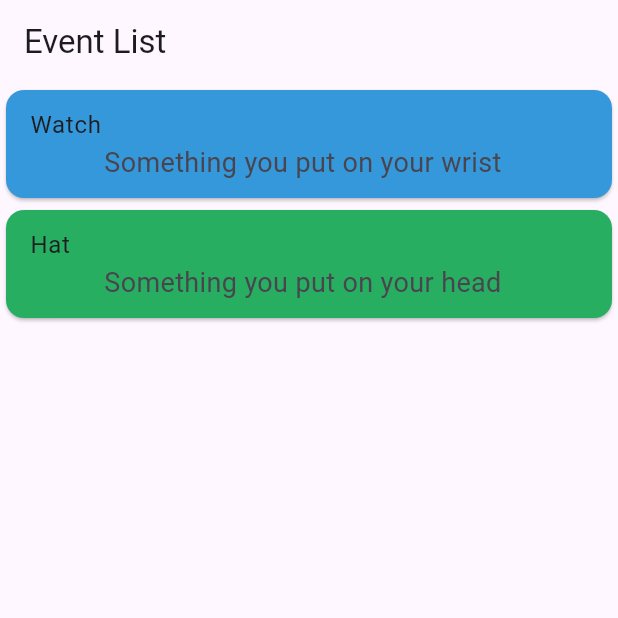
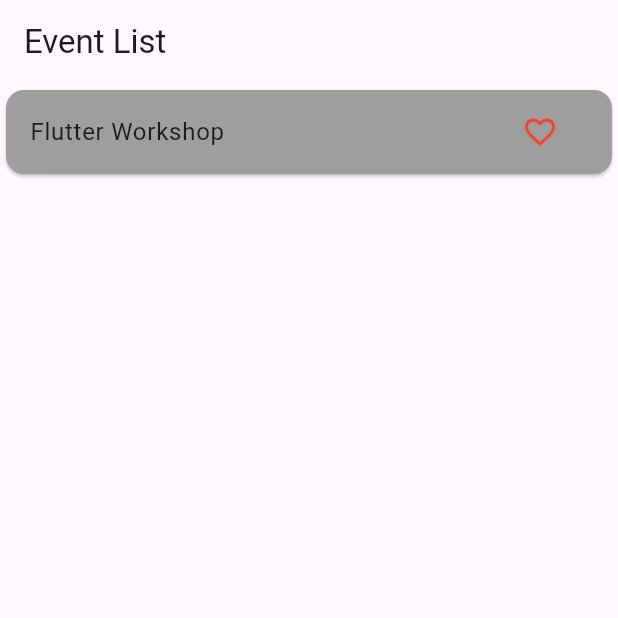
Before and after one commit to Codify-Club-Berkeley/trailmarker-interview-starter-code, a Flutter app: the screen it shows after launch, on a phone screen of 412 x 824 dp, the top half of it. Run offline on Flutter 3.47's test engine with Material 3 defaults, Android fonts, the phone set to English and light mode, and no system bars; missing offline and left inert: dart:html.

Commit message:
stripped down initial starter code

```diff
--- a/assets/events.json
+++ b/assets/events.json
@@ -8,6 +8,10 @@
     "title": "Hat",
     "description": "Something you put on your head",
     "color": "#27ae60"
+  },
+  {
+    "title": "Shoes",
+    "description": "Something you put on your feet",
+    "color": "#e67e22"
   }
-
 ]
--- a/lib/main.dart
+++ b/lib/main.dart
@@ -1,4 +1,5 @@
 import 'dart:convert';
+import 'dart:html';
 import 'package:flutter/material.dart';
 
 void main() {
@@ -29,21 +30,24 @@ class _EventListPageState extends State<EventListPage> {
   @override
   void initState() {
     super.initState();
-    // Task 1: Load data from the JSON file when the widget initializes
-    // Commenting out the solution for Task 1
-
     loadEvents();
   }
 
   // Task 1: Method to load events - Comment out for Task 1
 
   Future<void> loadEvents() async {
-    final jsonFile =
-        await DefaultAssetBundle.of(context).loadString('assets/events.json');
-    final List<dynamic> jsonData = json.decode(jsonFile);
+    // Load the JSON file from the assets folder
+
+    // Decode the JSON file
 
     setState(() {
-      events = jsonData.map((eventData) => Event.fromJson(eventData)).toList();
+      events = [
+        Event(
+          title: 'Flutter Workshop',
+          description: 'Learn Flutter',
+          color: Colors.grey,
+        ),
+      ];
     });
   }
 
@@ -53,14 +57,8 @@ class _EventListPageState extends State<EventListPage> {
       appBar: AppBar(
         title: Text('Event List'),
       ),
-      // Task 1: Render a list of event cards - Comment out for Task 1
-
-      body: ListView.builder(
-        itemCount: events.length,
-        itemBuilder: (BuildContext context, int index) {
-          return EventCard(event: events[index]);
-        },
-      ),
+      // Task 1: Render a list of event cards
+      body: EventCard(event: events[0]),
     );
   }
 }
@@ -69,14 +67,13 @@ class Event {
   final String title;
   final String description;
   final Color color;
-  //bool isFavorite;
+  // Task 3: isFavorite flag
 
   Event({
     required this.title,
     required this.description,
     required this.color,
-    // Task 3: isFavorite flag - Comment out for Task 3
-    // this.isFavorite = false
+    // Task 3: isFavorite flag
   });
 
   factory Event.fromJson(Map<String, dynamic> json) {
@@ -104,27 +101,18 @@ class _EventCardState extends State<EventCard> {
       color: widget.event.color,
       child: ListTile(
         title: Text(widget.event.title),
-        // Task 2: Change alignment and font size of subtitle - Comment out for Task 2
-
-        subtitle: Text(
-          widget.event.description,
-          textAlign: TextAlign.center,
-          style: TextStyle(fontSize: 18), // Increased font size
-        ),
-
-/*
+        // Task 2: Create the subtitle
 
         trailing: IconButton(
           icon: Icon(
             // Task 3: Use isFavorite to determine the icon - Comment out for Task 3
-
             Icons.favorite_border,
             color: Colors.red,
           ),
-          // Task 3: Toggle isFavorite state - Comment out for Task 3
-
+          onPressed: () {
+            // Task 3: Toggle isFavorite state
+          },
         ),
-        */
       ),
     );
   }
```
